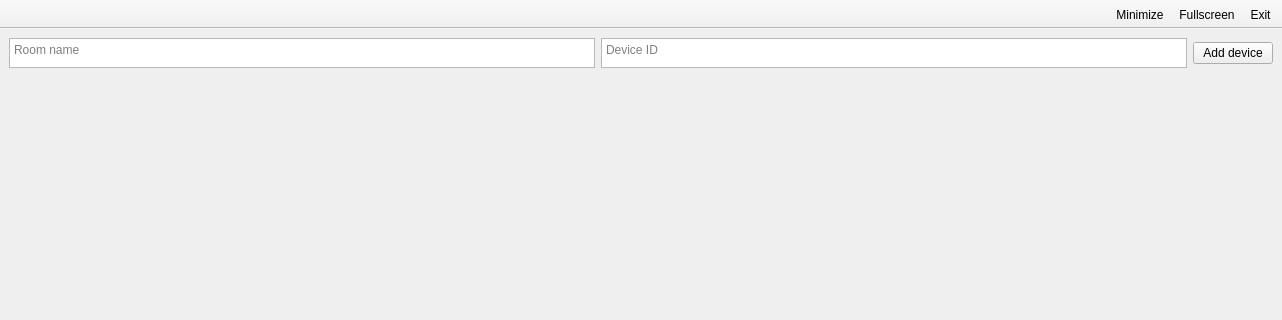
Qt form RPI/weatherstation/mainwindow.ui (domazetov/weatherstation) before a commit; both pictures show x 0 to 1282 and y 0 to 320 of the 1282 by 720 pixel window.
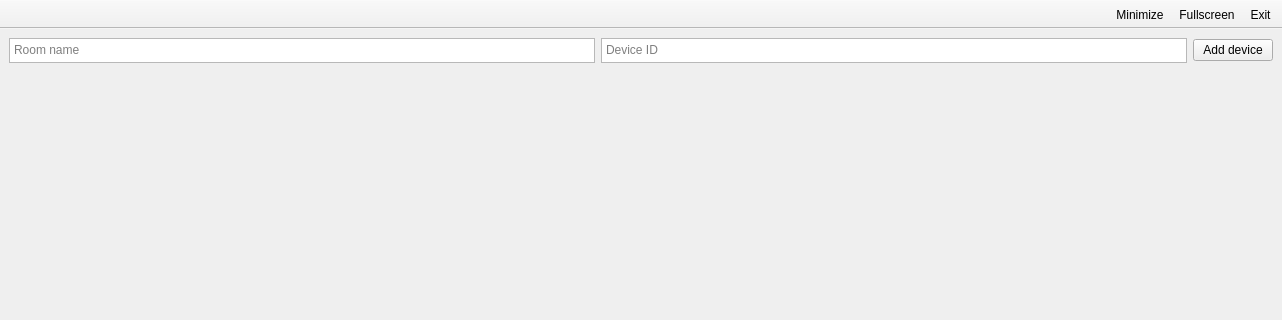
The same form after that commit. Icons and pictures are not drawn.

Patch:
```diff
--- a/RPI/weatherstation/mainwindow.ui
+++ b/RPI/weatherstation/mainwindow.ui
@@ -40,13 +40,13 @@
         <property name="minimumSize">
          <size>
           <width>0</width>
-          <height>30</height>
+          <height>25</height>
          </size>
         </property>
         <property name="maximumSize">
          <size>
           <width>16777215</width>
-          <height>30</height>
+          <height>25</height>
          </size>
         </property>
         <property name="baseSize">
@@ -83,13 +83,13 @@
         <property name="minimumSize">
          <size>
           <width>0</width>
-          <height>30</height>
+          <height>25</height>
          </size>
         </property>
         <property name="maximumSize">
          <size>
           <width>16777215</width>
-          <height>30</height>
+          <height>25</height>
          </size>
         </property>
         <property name="baseSize">
@@ -121,6 +121,19 @@
       </item>
      </layout>
     </item>
+    <item>
+     <spacer name="verticalSpacer">
+      <property name="orientation">
+       <enum>Qt::Vertical</enum>
+      </property>
+      <property name="sizeHint" stdset="0">
+       <size>
+        <width>20</width>
+        <height>40</height>
+       </size>
+      </property>
+     </spacer>
+    </item>
     <item>
      <widget class="QFrame" name="frame_1">
       <property name="minimumSize">
@@ -138,6 +151,19 @@
       <layout class="QHBoxLayout" name="horizontalLayout_1"/>
      </widget>
     </item>
+    <item>
+     <spacer name="verticalSpacer_2">
+      <property name="orientation">
+       <enum>Qt::Vertical</enum>
+      </property>
+      <property name="sizeHint" stdset="0">
+       <size>
+        <width>20</width>
+        <height>40</height>
+       </size>
+      </property>
+     </spacer>
+    </item>
     <item>
      <widget class="QFrame" name="frame_2">
       <property name="frameShape">
@@ -149,6 +175,19 @@
       <layout class="QHBoxLayout" name="horizontalLayout_2"/>
      </widget>
     </item>
+    <item>
+     <spacer name="verticalSpacer_3">
+      <property name="orientation">
+       <enum>Qt::Vertical</enum>
+      </property>
+      <property name="sizeHint" stdset="0">
+       <size>
+        <width>20</width>
+        <height>40</height>
+       </size>
+      </property>
+     </spacer>
+    </item>
     <item>
      <widget class="QFrame" name="frame_3">
       <property name="frameShape">
@@ -160,6 +199,19 @@
       <layout class="QHBoxLayout" name="horizontalLayout_3"/>
      </widget>
     </item>
+    <item>
+     <spacer name="verticalSpacer_4">
+      <property name="orientation">
+       <enum>Qt::Vertical</enum>
+      </property>
+      <property name="sizeHint" stdset="0">
+       <size>
+        <width>20</width>
+        <height>40</height>
+       </size>
+      </property>
+     </spacer>
+    </item>
     <item>
      <widget class="QFrame" name="frame_4">
       <property name="frameShape">
```
Left out of the diff: 7 changed lines with no effect on the pictures.
